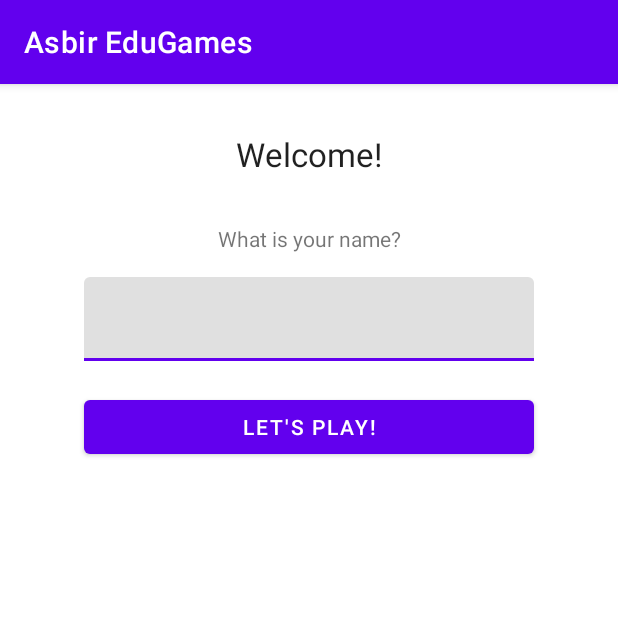
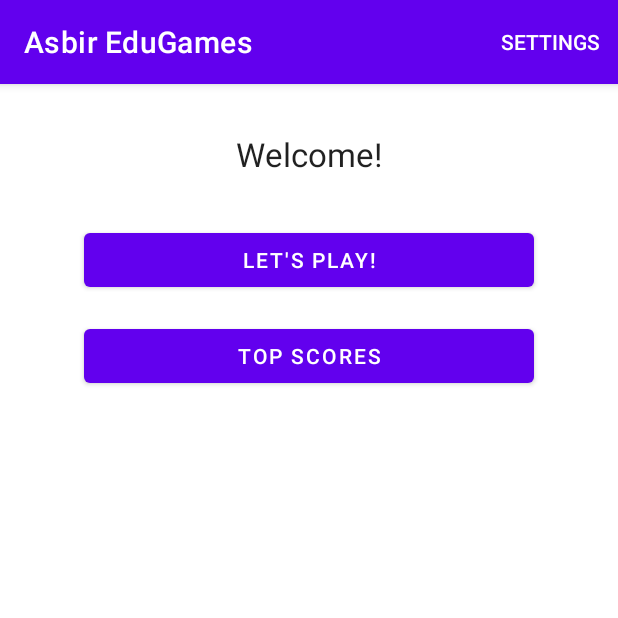
Before and after one commit to muhammadasbirjcu/cp5307-edugames, an Android app: the screen it shows after launch (LandingActivity), on a phone screen of 412 x 824 dp, the top half of it. Run offline under Robolectric (Android 15) with nearby library versions, the phone set to English and light mode, and no system bars.

Commit message:
Navigational flow

```diff
--- a/app/src/main/java/com/asbir/cp5307/edugames/activities/LandingActivity.java
+++ b/app/src/main/java/com/asbir/cp5307/edugames/activities/LandingActivity.java
@@ -1,65 +1,58 @@
 package com.asbir.cp5307.edugames.activities;
 
+import androidx.annotation.NonNull;
 import androidx.appcompat.app.AppCompatActivity;
 
 import android.content.Intent;
 import android.os.Bundle;
-import android.view.KeyEvent;
+import android.view.Menu;
+import android.view.MenuItem;
 import android.view.View;
 import android.widget.Button;
-import android.widget.EditText;
-import android.widget.Toast;
 
 import com.asbir.cp5307.edugames.R;
-import com.google.android.material.textfield.TextInputEditText;
 
 public class LandingActivity extends AppCompatActivity {
-    private TextInputEditText nameInput;
-    private Button saveButton;
 
     @Override
     protected void onCreate(Bundle savedInstanceState) {
         super.onCreate(savedInstanceState);
         setContentView(R.layout.activity_landing);
 
-        saveButton = findViewById(R.id.playButton);
-        nameInput = findViewById(R.id.name_input);
+        Button playButton = findViewById(R.id.playButton);
+        Button topScoresButton = findViewById(R.id.topScoreButton);
 
-        saveButton.setOnClickListener(new View.OnClickListener() {
-            @Override
-            public void onClick(View view) {
-                submitName();
-            }
-        });
+        playButton.setOnClickListener(view -> startGameActivity());
 
-        nameInput.setOnKeyListener(new View.OnKeyListener() {
-            public boolean onKey(View v, int keyCode, KeyEvent event) {
-                // If the event is a key-down event on the "enter" button
-                if ((event.getAction() == KeyEvent.ACTION_DOWN) &&
-                        (keyCode == KeyEvent.KEYCODE_ENTER)) {
-                    submitName();
-                    return true;
-                }
-                return false;
-            }
-        });
+        topScoresButton.setOnClickListener(view -> startLeaderboardActivity());
+    }
+    @Override
+    public boolean onOptionsItemSelected(@NonNull MenuItem item) {
+        if(item.getItemId() == R.id.settingsMenu){
+            startSettingsActivity();
+            return true;
+        }
+        return super.onOptionsItemSelected(item);
     }
 
-    private boolean submitName(){
-        String name = nameInput.getText().toString().trim();
-        if(name.length() <= 1){
-            Toast.makeText(this, getResources().getString(R.string.name_too_short), Toast.LENGTH_SHORT);
-            return false;
-        }else{
-            this.startGameActivity(name);
-            return true;
-        }
+    @Override
+    public boolean onCreateOptionsMenu(Menu menu) {
+        getMenuInflater().inflate(R.menu.menu, menu);
+        return super.onCreateOptionsMenu(menu);
     }
 
-    private void startGameActivity(String name){
-        Intent gameIntent = new Intent(this, GameActivity.class);
-        gameIntent.putExtra("name", name);
-        startActivity(gameIntent);
-        finish();
+    private void startGameActivity(){
+        Intent intent = new Intent(this, GameActivity.class);
+        startActivity(intent);
+    }
+
+    private void startLeaderboardActivity(){
+        Intent intent = new Intent(this, LeaderboardActivity.class);
+        startActivity(intent);
+    }
+
+    private void startSettingsActivity(){
+        Intent intent = new Intent(this, SettingsActivity.class);
+        startActivity(intent);
     }
 }
--- a/app/src/main/res/layout/activity_landing.xml
+++ b/app/src/main/res/layout/activity_landing.xml
@@ -16,41 +16,25 @@
         app:layout_constraintStart_toStartOf="parent"
         app:layout_constraintTop_toTopOf="parent" />
 
-    <TextView
-        android:id="@+id/name_label"
-        android:layout_width="wrap_content"
+    <Button
+        android:id="@+id/playButton"
+        android:layout_width="300dp"
         android:layout_height="wrap_content"
         android:layout_marginTop="32dp"
-        android:text="@string/name_label"
+        android:text="@string/lets_play"
         app:layout_constraintEnd_toEndOf="parent"
         app:layout_constraintStart_toStartOf="parent"
         app:layout_constraintTop_toBottomOf="@+id/welcome" />
 
-    <com.google.android.material.textfield.TextInputLayout
-        android:id="@+id/name_inputlayout"
-        android:layout_width="300dp"
+    <Button
+        android:id="@+id/topScoreButton"
+        android:layout_width="0dp"
         android:layout_height="wrap_content"
         android:layout_marginTop="16dp"
-        app:layout_constraintEnd_toEndOf="parent"
-        app:layout_constraintStart_toStartOf="parent"
-        app:layout_constraintTop_toBottomOf="@id/name_label">
+        android:text="@string/top_scores"
+        app:layout_constraintEnd_toEndOf="@+id/playButton"
+        app:layout_constraintStart_toStartOf="@+id/playButton"
+        app:layout_constraintTop_toBottomOf="@+id/playButton" />
 
-        <com.google.android.material.textfield.TextInputEditText
-            android:id="@+id/name_input"
-            android:layout_width="match_parent"
-            android:layout_height="wrap_content"
-            inputType="text"
-            app:hintEnabled="false" />
-    </com.google.android.material.textfield.TextInputLayout>
-
-    <Button
-        android:id="@+id/playButton"
-        android:layout_width="0dp"
-        android:layout_height="wrap_content"
-        android:layout_marginTop="20dp"
-        android:text="@string/lets_play"
-        app:layout_constraintEnd_toEndOf="@id/name_inputlayout"
-        app:layout_constraintStart_toStartOf="@id/name_inputlayout"
-        app:layout_constraintTop_toBottomOf="@id/name_inputlayout" />
 
 </androidx.constraintlayout.widget.ConstraintLayout>
--- /dev/null
+++ b/app/src/main/res/menu/menu.xml
@@ -0,0 +1,9 @@
+<?xml version="1.0" encoding="utf-8"?>
+<menu xmlns:android="http://schemas.android.com/apk/res/android"
+    xmlns:app="http://schemas.android.com/apk/res-auto">
+
+    <item
+        android:id="@+id/settingsMenu"
+        android:title="@string/settings"
+        app:showAsAction="ifRoom" />
+</menu>
--- a/app/src/main/res/values/strings.xml
+++ b/app/src/main/res/values/strings.xml
@@ -7,6 +7,8 @@
     <string name="name_hint">John Doe</string>
     <string name="start_game">Start Game</string>
     <string name="lets_play">Let\'s Play!</string>
+    <string name="top_scores">Top Scores</string>
     <string name="name_too_short">Your name is too short!</string>
     <string name="save">Save</string>
+    <string name="settings">Settings</string>
 </resources>
```
Also changed, not shown: app/src/main/AndroidManifest.xml (+8 -0 lines), app/src/main/java/com/asbir/cp5307/edugames/activities/LeaderboardActivity.java (added, +16 -0 lines), app/src/main/java/com/asbir/cp5307/edugames/activities/SettingsActivity.java (added, +64 -0 lines), app/src/main/res/layout/activity_leaderboard.xml (added, +9 -0 lines), app/src/main/res/layout/activity_settings.xml (added, +56 -0 lines).
